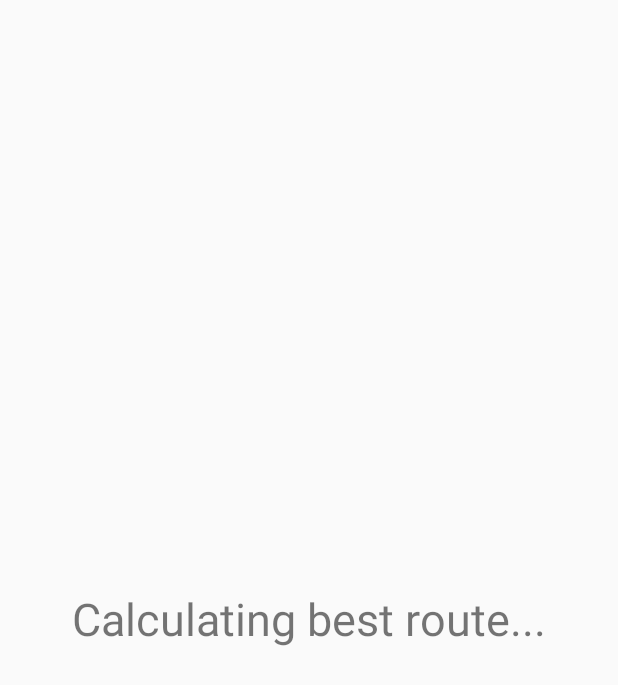
After one commit to jfabellera/slim-walking, an Android app: the calculating screen opened directly, with no data from a screen before it, on a phone screen of 412 x 824 dp. The commit adds this screen. Shown: the top 685 px of the screen. Run offline under Robolectric (Android 15) with nearby library versions, the phone set to English and light mode, and no system bars.

Commit message:
add calculating screen

```diff
--- a/app/src/main/AndroidManifest.xml
+++ b/app/src/main/AndroidManifest.xml
@@ -9,7 +9,8 @@
         android:roundIcon="@mipmap/ic_launcher_round"
         android:supportsRtl="true"
         android:theme="@style/AppTheme">
-        <activity android:name=".homepage"></activity>
+        <activity android:name=".calculating"></activity>
+        <activity android:name=".homepage" />
         <activity android:name=".MainActivity">
             <intent-filter>
                 <action android:name="android.intent.action.MAIN" />
--- /dev/null
+++ b/app/src/main/java/com/example/slim_walking/calculating.java
@@ -0,0 +1,53 @@
+package com.example.slim_walking;
+
+import androidx.appcompat.app.AppCompatActivity;
+
+import android.os.Bundle;
+import android.speech.tts.TextToSpeech;
+import android.util.Log;
+
+import java.util.Locale;
+
+public class calculating extends AppCompatActivity {
+    private TextToSpeech tts;
+    @Override
+    protected void onCreate(Bundle savedInstanceState) {
+        super.onCreate(savedInstanceState);
+        setContentView(R.layout.activity_calculating);
+
+        tts = new TextToSpeech(this, new TextToSpeech.OnInitListener() {
+            @Override
+            public void onInit(int status) {
+                if(status == TextToSpeech.SUCCESS) {
+                    int result = tts.setLanguage(Locale.ENGLISH);
+
+                    if(result == TextToSpeech.LANG_MISSING_DATA || result == TextToSpeech.LANG_NOT_SUPPORTED) {
+                        Log.e("TTS", "Language not supported");
+                    } else {
+                        // success
+                        speak("Calculating best route to your destination. Please wait.");
+                    }
+                } else {
+                    Log.e("TTS", "Initialization failed");
+                }
+            }
+        });
+
+    }
+
+    // text-to-speech function
+    private void speak(String text) {
+        tts.setPitch(1);
+        tts.setSpeechRate(1);
+        tts.speak(text, TextToSpeech.QUEUE_FLUSH, null);
+    }
+
+    @Override
+    protected void onDestroy() {
+        if(tts != null) {
+            tts.stop();
+            tts.shutdown();
+        }
+        super.onDestroy();
+    }
+}
--- /dev/null
+++ b/app/src/main/res/layout/activity_calculating.xml
@@ -0,0 +1,19 @@
+<?xml version="1.0" encoding="utf-8"?>
+<androidx.constraintlayout.widget.ConstraintLayout xmlns:android="http://schemas.android.com/apk/res/android"
+    xmlns:app="http://schemas.android.com/apk/res-auto"
+    xmlns:tools="http://schemas.android.com/tools"
+    android:layout_width="match_parent"
+    android:layout_height="match_parent"
+    tools:context=".calculating">
+
+    <TextView
+        android:id="@+id/textView"
+        android:layout_width="wrap_content"
+        android:layout_height="wrap_content"
+        android:text="Calculating best route..."
+        android:textSize="30sp"
+        app:layout_constraintBottom_toBottomOf="parent"
+        app:layout_constraintEnd_toEndOf="parent"
+        app:layout_constraintStart_toStartOf="parent"
+        app:layout_constraintTop_toTopOf="parent" />
+</androidx.constraintlayout.widget.ConstraintLayout>
```
Also changed, not shown: app/src/main/java/com/example/slim_walking/homepage.java (+47 -6 lines).
